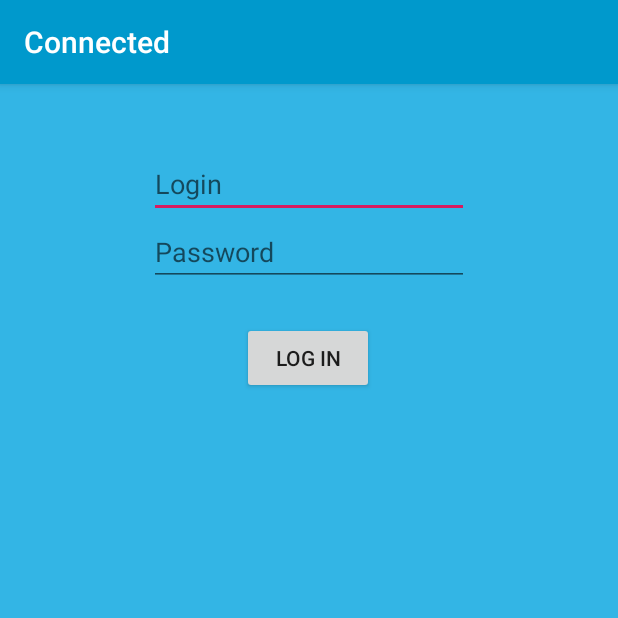
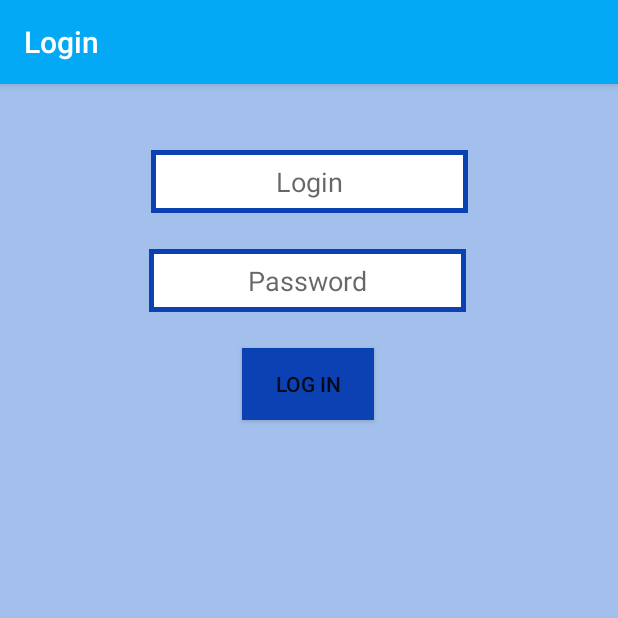
Before and after one commit to KrystianWojakiewicz/Connected, an Android app: the screen it shows after launch (MainActivity before the commit, LoginActivity after it), on a phone screen of 412 x 824 dp, the top half of it. Run offline under Robolectric (Android 15) with nearby library versions, the phone set to English and light mode, and no system bars; our stand-ins replace Firebase (no records; nobody signed in at launch, a user with empty details on screens opened directly).

Commit message:
Visual improvements. Start working on login authentication using firebase.

```diff
--- a/app/build.gradle
+++ b/app/build.gradle
@@ -1,4 +1,5 @@
 apply plugin: 'com.android.application'
+apply plugin: 'com.google.gms.google-services'
 
 android {
     compileSdkVersion 29
@@ -24,6 +25,9 @@ dependencies {
     implementation 'androidx.appcompat:appcompat:1.1.0'
     implementation 'androidx.constraintlayout:constraintlayout:1.1.3'
     implementation 'androidx.lifecycle:lifecycle-extensions:2.1.0'
+    implementation 'com.google.firebase:firebase-auth:16.0.5'
+    implementation 'com.google.firebase:firebase-database:16.0.4'
+    implementation 'com.google.firebase:firebase-storage:16.0.4'
     testImplementation 'junit:junit:4.12'
     androidTestImplementation 'androidx.test.ext:junit:1.1.1'
     androidTestImplementation 'androidx.test.espresso:espresso-core:3.2.0'
--- a/app/src/main/java/com/example/connected/DbStrings.java
+++ b/app/src/main/java/com/example/connected/DB/DbStrings.java
@@ -1,4 +1,4 @@
-package com.example.connected;
+package com.example.connected.DB;
 
 public class DbStrings {
     public static final String DATABASE_URL = "192.168.0.195:3306";
--- a/app/src/main/java/com/example/connected/User.java
+++ b/app/src/main/java/com/example/connected/DB/User.java
@@ -1,4 +1,4 @@
-package com.example.connected;
+package com.example.connected.DB;
 
 public class User {
     private String username;
--- a/app/src/main/java/com/example/connected/activities/MainActivity.java
+++ b/app/src/main/java/com/example/connected/activities/LoginActivity.java
@@ -8,10 +8,9 @@ import android.view.View;
 import android.widget.Button;
 import android.widget.EditText;
 
-import com.example.connected.DbStrings;
+import com.example.connected.DB.DbStrings;
 import com.example.connected.R;
-import com.example.connected.activities.MainScreenActivity;
-import com.google.android.material.snackbar.Snackbar;
+import com.google.firebase.auth.FirebaseUser;
 
 import java.sql.Connection;
 import java.sql.DriverManager;
@@ -21,12 +20,14 @@ import java.sql.Statement;
 
 import static java.lang.Integer.parseInt;
 
-public class MainActivity extends AppCompatActivity {
+public class LoginActivity extends AppCompatActivity {
+
+    private FirebaseUser currentUser;
 
     @Override
     protected void onCreate(Bundle savedInstanceState) {
         super.onCreate(savedInstanceState);
-        setContentView(R.layout.activity_main);
+        setContentView(R.layout.activity_login);
 
         Button addBtn = (Button)findViewById(R.id.addBtn);
         addBtn.setOnClickListener(new View.OnClickListener() {
@@ -45,6 +46,21 @@ public class MainActivity extends AppCompatActivity {
             }
         });
     }
+
+    @Override
+    protected void onStart() {
+        super.onStart();
+
+        if (currentUser != null) {
+            goToMainScreenActivity();
+        }
+    }
+
+    private void goToMainScreenActivity() {
+        Intent loginScreenIntent = new Intent(getApplicationContext(), MainScreenActivity.class);
+        startActivity(loginScreenIntent);
+    }
+
     private class QueryLogin extends AsyncTask<String,String,String> {
         String login;
         String password;
@@ -104,4 +120,4 @@ public class MainActivity extends AppCompatActivity {
             }
         }
     }
-} // End of MainActivity
+} // End of LoginActivity
--- a/app/src/main/java/com/example/connected/activities/MainScreenActivity.java
+++ b/app/src/main/java/com/example/connected/activities/MainScreenActivity.java
@@ -6,22 +6,19 @@ import android.os.Bundle;
 
 import com.example.connected.R;
 import com.google.android.material.floatingactionbutton.FloatingActionButton;
-import com.google.android.material.snackbar.Snackbar;
 import com.google.android.material.tabs.TabLayout;
 
 import androidx.viewpager.widget.ViewPager;
 import androidx.appcompat.app.AppCompatActivity;
 
-import android.view.Menu;
-import android.view.MenuItem;
 import android.view.View;
 
 import com.example.connected.ui.main.SectionsPagerAdapter;
-
-import java.net.URI;
-import java.net.URISyntaxException;
+import com.google.firebase.auth.FirebaseUser;
 
 public class MainScreenActivity extends AppCompatActivity {
+
+    private FirebaseUser currentUser;
 
     @Override
     protected void onCreate(Bundle savedInstanceState) {
@@ -42,9 +39,20 @@ public class MainScreenActivity extends AppCompatActivity {
 
                 Intent searchEngineIntent = new Intent(Intent.ACTION_VIEW, uri);
                 startActivity(searchEngineIntent);
-//                Snackbar.make(view, "Replace with your own action", Snackbar.LENGTH_LONG)
-//                        .setAction("Action", null).show();
             }
         });
     }
+    @Override
+    protected void onStart() {
+        super.onStart();
+
+        if (currentUser == null) {
+            goToLoginActivity();
+        }
+    }
+
+    private void goToLoginActivity() {
+        Intent loginScreenIntent = new Intent(getApplicationContext(), LoginActivity.class);
+        startActivity(loginScreenIntent);
+    }
 }
--- a/app/src/main/java/com/example/connected/FriendsListAdapter.java
+++ b/app/src/main/java/com/example/connected/tabs/FriendsListAdapter.java
@@ -1,4 +1,4 @@
-package com.example.connected;
+package com.example.connected.tabs;
 
 import android.content.Context;
 import android.view.LayoutInflater;
@@ -6,6 +6,9 @@ import android.view.View;
 import android.view.ViewGroup;
 import android.widget.BaseAdapter;
 import android.widget.TextView;
+
+import com.example.connected.DB.User;
+import com.example.connected.R;
 
 import java.util.ArrayList;
 import java.util.List;
--- a/app/src/main/java/com/example/connected/FriendsTab.java
+++ b/app/src/main/java/com/example/connected/tabs/FriendsTab.java
@@ -1,4 +1,4 @@
-package com.example.connected;
+package com.example.connected.tabs;
 
 import android.content.Intent;
 import android.os.Bundle;
@@ -11,6 +11,8 @@ import android.widget.ListView;
 import androidx.annotation.NonNull;
 import androidx.fragment.app.Fragment;
 
+import com.example.connected.R;
+import com.example.connected.DB.User;
 import com.example.connected.activities.MessageViewActivity;
 
 public class FriendsTab extends Fragment {
--- a/app/src/main/java/com/example/connected/GroupsTab.java
+++ b/app/src/main/java/com/example/connected/tabs/GroupsTab.java
@@ -1,4 +1,4 @@
-package com.example.connected;
+package com.example.connected.tabs;
 
 import android.os.Bundle;
 import android.view.LayoutInflater;
@@ -7,6 +7,8 @@ import android.view.ViewGroup;
 
 import androidx.annotation.NonNull;
 import androidx.fragment.app.Fragment;
+
+import com.example.connected.R;
 
 public class GroupsTab extends Fragment {
     @Override
--- a/app/src/main/java/com/example/connected/MyProfileTab.java
+++ b/app/src/main/java/com/example/connected/tabs/MyProfileTab.java
@@ -1,4 +1,4 @@
-package com.example.connected;
+package com.example.connected.tabs;
 
 import android.os.Bundle;
 import android.view.LayoutInflater;
@@ -7,6 +7,8 @@ import android.view.ViewGroup;
 
 import androidx.annotation.NonNull;
 import androidx.fragment.app.Fragment;
+
+import com.example.connected.R;
 
 public class MyProfileTab extends Fragment {
     @Override
--- a/app/src/main/java/com/example/connected/ui/main/SectionsPagerAdapter.java
+++ b/app/src/main/java/com/example/connected/ui/main/SectionsPagerAdapter.java
@@ -8,9 +8,9 @@ import androidx.fragment.app.Fragment;
 import androidx.fragment.app.FragmentManager;
 import androidx.fragment.app.FragmentPagerAdapter;
 
-import com.example.connected.FriendsTab;
-import com.example.connected.GroupsTab;
-import com.example.connected.MyProfileTab;
+import com.example.connected.tabs.FriendsTab;
+import com.example.connected.tabs.GroupsTab;
+import com.example.connected.tabs.MyProfileTab;
 import com.example.connected.R;
 
 /**
--- /dev/null
+++ b/app/src/main/res/drawable/input_box_style.xml
@@ -0,0 +1,7 @@
+<?xml version="1.0" encoding="utf-8"?>
+<shape xmlns:android="http://schemas.android.com/apk/res/android">
+    <solid android:color="#FFFF"/>
+    <stroke
+        android:color="@color/colorInputBox" android:width="3dp">
+    </stroke>
+</shape>
--- a/app/src/main/res/layout/activity_main.xml
+++ b/app/src/main/res/layout/activity_login.xml
@@ -4,15 +4,17 @@
     xmlns:tools="http://schemas.android.com/tools"
     android:layout_width="match_parent"
     android:layout_height="match_parent"
-    android:background="@android:color/holo_blue_light"
-    tools:context=".activities.MainActivity">
+    android:background="@color/colorAppBackgroundBasic"
+    tools:context=".activities.LoginActivity">
 
     <EditText
         android:id="@+id/loginEditText"
-        android:layout_width="wrap_content"
-        android:layout_height="wrap_content"
+        android:layout_width="211dp"
+        android:layout_height="42dp"
         android:layout_marginTop="44dp"
+        android:background="@drawable/input_box_style"
         android:ems="10"
+        android:gravity="center"
         android:hint="Login"
         android:inputType="date|textUri|textShortMessage|textLongMessage|textAutoCorrect|numberSigned|textVisiblePassword|textWebEditText|textMultiLine|textNoSuggestions|textFilter|number|datetime|textWebEmailAddress|textPersonName|text|textPhonetic|textCapSentences|textPassword|textAutoComplete|textImeMultiLine|textPostalAddress|numberDecimal|textEmailAddress|numberPassword|textCapWords|phone|textEmailSubject|textCapCharacters|time|textWebPassword"
         app:layout_constraintEnd_toEndOf="parent"
@@ -21,12 +23,16 @@
 
     <EditText
         android:id="@+id/passwordEditText"
-        android:layout_width="wrap_content"
-        android:layout_height="wrap_content"
+        android:layout_width="211dp"
+        android:layout_height="42dp"
+        android:layout_marginTop="24dp"
+        android:background="@drawable/input_box_style"
         android:ems="10"
+        android:gravity="center"
         android:hint="Password"
         android:inputType="date|textUri|textShortMessage|textLongMessage|textAutoCorrect|numberSigned|textVisiblePassword|textWebEditText|textMultiLine|textNoSuggestions|textFilter|number|datetime|textWebEmailAddress|textPersonName|text|textPhonetic|textCapSentences|textPassword|textAutoComplete|textImeMultiLine|textPostalAddress|numberDecimal|textEmailAddress|numberPassword|textCapWords|phone|textEmailSubject|textCapCharacters|time|textWebPassword"
         app:layout_constraintEnd_toEndOf="parent"
+        app:layout_constraintHorizontal_bias="0.495"
         app:layout_constraintStart_toStartOf="parent"
         app:layout_constraintTop_toBottomOf="@+id/loginEditText" />
 
@@ -36,6 +42,7 @@
         android:layout_height="wrap_content"
         android:layout_marginTop="24dp"
         android:text="Log in"
+        android:background="@color/colorButtons"
         app:layout_constraintEnd_toEndOf="parent"
         app:layout_constraintHorizontal_bias="0.498"
         app:layout_constraintStart_toStartOf="parent"
--- a/app/src/main/res/layout/activity_main_screen.xml
+++ b/app/src/main/res/layout/activity_main_screen.xml
@@ -4,12 +4,13 @@
     xmlns:tools="http://schemas.android.com/tools"
     android:layout_width="match_parent"
     android:layout_height="match_parent"
+    android:background="@color/colorAppBackgroundBasic"
     tools:context=".activities.MainScreenActivity">
 
     <com.google.android.material.appbar.AppBarLayout
         android:layout_width="match_parent"
         android:layout_height="wrap_content"
-        android:background="@android:color/holo_blue_light"
+        android:background="@color/colorPrimary"
         android:theme="@style/AppTheme.AppBarOverlay">
 
         <TextView
@@ -26,7 +27,7 @@
             android:id="@+id/tabs"
             android:layout_width="match_parent"
             android:layout_height="wrap_content"
-            android:background="?attr/colorPrimary" />
+            android:background="@color/colorToolBar"/>
     </com.google.android.material.appbar.AppBarLayout>
 
     <androidx.viewpager.widget.ViewPager
--- a/app/src/main/res/values/colors.xml
+++ b/app/src/main/res/values/colors.xml
@@ -1,6 +1,10 @@
 <?xml version="1.0" encoding="utf-8"?>
 <resources>
-    <color name="colorPrimary">#E8E8E8</color>
-    <color name="colorPrimaryDark">#00574B</color>
+    <color name="colorPrimary">#03A9F4</color>
+    <color name="colorPrimaryDark">#0C41B3</color>
     <color name="colorAccent">#D81B60</color>
+    <color name="colorAppBackgroundBasic">#A2C0EB</color>
+    <color name="colorToolBar">#2880AF</color>
+    <color name="colorButtons">#0C41B3</color>
+    <color name="colorInputBox">#0C41B3</color>
 </resources>
--- a/app/src/main/res/values/strings.xml
+++ b/app/src/main/res/values/strings.xml
@@ -1,6 +1,6 @@
 <resources>
-    <string name="app_name">Connected</string>
-    <string name="title_activity_main_screen">MainScreenActivity</string>
+    <string name="app_name">Echo</string>
+    <string name="title_activity_login">Login</string>
     <string name="friends_tab">Friends</string>
     <string name="groups_tab">Groups</string>
     <string name="my_profile_tab">My Profile</string>
--- a/app/src/main/res/values/styles.xml
+++ b/app/src/main/res/values/styles.xml
@@ -3,8 +3,8 @@
     <!-- Base application theme. -->
     <style name="AppTheme" parent="Theme.AppCompat.Light.DarkActionBar">
         <!-- Customize your theme here. -->
-        <item name="colorPrimary">@android:color/holo_blue_dark</item>
-        <item name="colorPrimaryDark">@android:color/holo_blue_dark</item>
+        <item name="colorPrimary">@color/colorPrimary</item>
+        <item name="colorPrimaryDark">@color/colorPrimaryDark</item>
         <item name="colorAccent">@color/colorAccent</item>
     </style>
 
```
Also changed, not shown: app/src/main/AndroidManifest.xml (+6 -4 lines), app/src/main/java/com/example/connected/activities/RegisterActivity.java (added, +16 -0 lines), app/src/main/res/layout/activity_register.xml (added, +47 -0 lines), app/src/main/res/drawable/register_logo.png (added), 1 other file.
